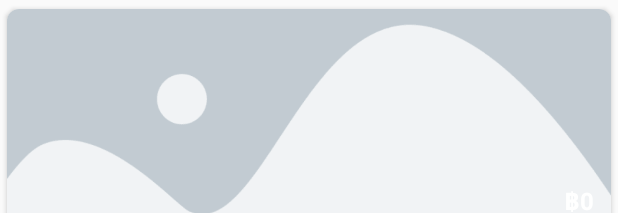
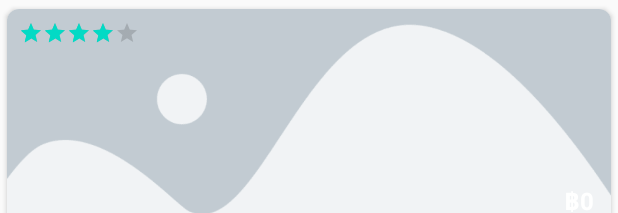
Before and after one commit to sjitprogrammer/CMTravel-kotlin, an Android app: the layout trip_item.xml on its own in the app's theme, with its tools: preview values and no code run, on a phone screen of 412 x 824 dp. Shown: the top 213 px of the screen. Run offline under Robolectric (Android 15) with nearby library versions, the phone set to English and light mode, and no system bars; Roboto replaces fonts that are not available here.

Commit message:
add ratingbar

```diff
--- a/app/src/main/res/layout/trip_item.xml
+++ b/app/src/main/res/layout/trip_item.xml
@@ -57,5 +57,18 @@
             android:text="฿0"
             app:layout_constraintBottom_toBottomOf="@+id/icon_image_view"
             app:layout_constraintEnd_toEndOf="@+id/icon_image_view" />
+
+        <RatingBar
+            android:id="@+id/ratingBar"
+            style="@style/Widget.AppCompat.RatingBar.Small"
+            android:numStars="5"
+            android:rating="4"
+            android:layout_width="wrap_content"
+            android:layout_height="wrap_content"
+            android:layout_marginStart="8dp"
+            android:layout_marginLeft="8dp"
+            android:layout_marginTop="8dp"
+            app:layout_constraintStart_toStartOf="parent"
+            app:layout_constraintTop_toTopOf="parent" />
     </androidx.constraintlayout.widget.ConstraintLayout>
 </androidx.cardview.widget.CardView>
--- a/app/src/main/res/values/styles.xml
+++ b/app/src/main/res/values/styles.xml
@@ -3,6 +3,7 @@
     <style name="AppTheme" parent="Theme.AppCompat.Light.NoActionBar">
         <!-- Customize your theme here. -->
         <item name="android:textViewStyle">@style/RobotoTextViewStyle</item>
+        <item name="android:ratingBarStyle">@style/RatingBar</item>
         <item name="android:buttonStyle">@style/RobotoButtonStyle</item>
         <item name="colorPrimary">@color/colorPrimary</item>
         <item name="colorPrimaryDark">@color/colorPrimaryDark</item>
@@ -36,4 +37,8 @@
         <item name="android:textColor">#fff</item>
         <item name="android:textSize">16sp</item>
     </style>
+    <style name="RatingBar">
+        <item name="colorControlNormal">@color/blue_background</item>
+        <item name="colorControlActivated">#fff</item>
+    </style>
 </resources>
```
